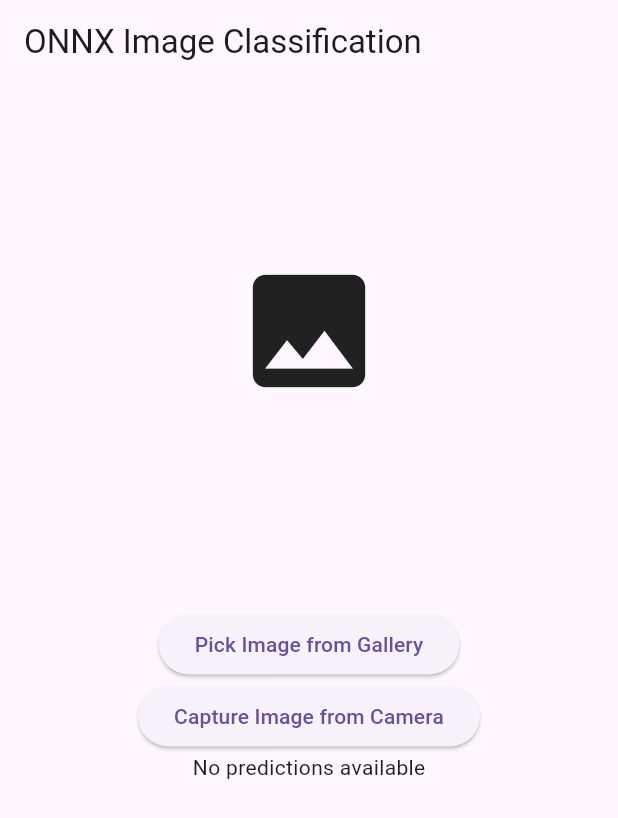
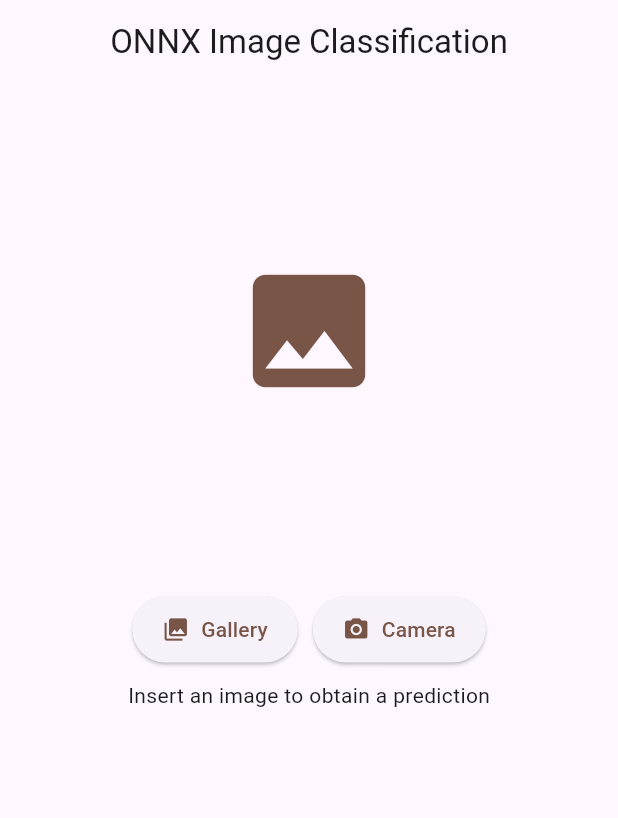
Before and after one commit to RZDoesDeploys/ONNX-Flutter-Inference, a Flutter app: the screen it shows after launch, on a phone screen of 412 x 824 dp. Shown: the top 818 px of the screen. Run offline on Flutter 3.47's test engine with Material 3 defaults, Android fonts, the phone set to English and light mode, and no system bars; our stand-ins replace image_picker; missing offline and left inert: onnxruntime.

Commit message:
minor design tweeks

```diff
--- a/lib/main.dart
+++ b/lib/main.dart
@@ -7,7 +7,7 @@ import 'package:flutter/services.dart';
 import 'package:image_picker/image_picker.dart';
 import 'dart:io';
 import 'package:image/image.dart' as img;
-import 'dart:collection'; // For PriorityQueue
+import 'dart:collection';
 
 void main() {
   runApp(MyApp());
@@ -20,6 +20,7 @@ class MyApp extends StatelessWidget {
       title: 'ONNX Image Classification',
       theme: ThemeData(
         primarySwatch: Colors.blue,
+        primaryColor: Colors.brown
       ),
       home: ImageClassificationPage(),
     );
@@ -47,7 +48,7 @@ class _ImageClassificationPageState extends State<ImageClassificationPage> {
 
   // Load the ONNX model from the assets folder
   Future<void> _loadModel() async {
-    // try {
+    try {
       OrtEnv.instance.init();
       final sessionOptions = OrtSessionOptions();
       const assetFileName = 'assets/mobile.onnx';
@@ -56,9 +57,9 @@ class _ImageClassificationPageState extends State<ImageClassificationPage> {
 
       _session = OrtSession.fromBuffer(bytes, sessionOptions);
       print('ONNX Model loaded successfully');
-    // } catch (e) {
-    //   print("Error loading model: $e");
-    // }
+    } catch (e) {
+      print("Error loading model: $e");
+    }
   }
 
   // Pick image from gallery or camera
@@ -73,15 +74,12 @@ class _ImageClassificationPageState extends State<ImageClassificationPage> {
   }
 
 Float32List _preprocessImage(File imageFile) {
-    // Read the image from the file as bytes
+    // Read image and resize
     final Uint8List imageBytes = imageFile.readAsBytesSync();
-
-    // Decode the image
     img.Image? image = img.decodeImage(imageBytes);
-
-    // Resize the image to 224x224
     img.Image resizedImage = img.copyResize(image!, width: 224, height: 224);
 
+    // Fomat image bytes to list to later reshape correctly to tensor
     const int channels = 3;
     final floatList = Float32List(resizedImage.width * resizedImage.height * channels);
     for (int x = 0; x < resizedImage.width; x++) {
@@ -92,7 +90,6 @@ Float32List _preprocessImage(File imageFile) {
           }
         }
       }
-
     return floatList;
   }
 
@@ -122,8 +119,6 @@ Float32List _preprocessImage(File imageFile) {
     }
     return [];
   }
-
-
 
   // Run inference on the selected image
   Future<void> _runInference(File imageFile) async {
@@ -167,6 +162,7 @@ Float32List _preprocessImage(File imageFile) {
     return Scaffold(
       appBar: AppBar(
         title: const Text('ONNX Image Classification'),
+        centerTitle: true,
       ),
       body: Center(
         child: Column(
@@ -176,28 +172,50 @@ Float32List _preprocessImage(File imageFile) {
                 height: MediaQuery.of(context).size.height * 0.4,
                 width: MediaQuery.of(context).size.width,
                 child: _imageFile == null
-                          ? const Icon(Icons.image, size: 100)
+                          ? IconButton(icon: Icon(
+                                          Icons.image,
+                                          size: 100,
+                                          color: Theme.of(context).primaryColor,
+                                        ),
+                                      color: Theme.of(context).primaryColor,
+                                      onPressed: () => _pickImage(ImageSource.gallery),)
                           : Image.file(
                               _imageFile!,
                               fit: BoxFit.cover,
                             ),
               ),
-            const SizedBox(height: 20),
-            ElevatedButton(
-              onPressed: () => _pickImage(ImageSource.gallery),
-              child: const Text('Pick Image from Gallery'),
+              const SizedBox(height: 10),
+              Row(
+                mainAxisAlignment: MainAxisAlignment.center,
+                children: [
+                  ElevatedButton.icon(
+                    onPressed: () => _pickImage(ImageSource.gallery),
+                    icon: const Icon(Icons.photo_library),
+                    label: const Text('Gallery'),
+                    style: ElevatedButton.styleFrom(
+                      padding: const EdgeInsets.symmetric(horizontal: 20, vertical: 12),
+                      foregroundColor: Theme.of(context).primaryColor
+                    ),
+                  ),
+                  const SizedBox(width: 10),
+                  ElevatedButton.icon(
+                    onPressed: () => _pickImage(ImageSource.camera),
+                    icon: const Icon(Icons.camera_alt),
+                    label: const Text('Camera'),
+                    style: ElevatedButton.styleFrom(
+                      padding: const EdgeInsets.symmetric(horizontal: 20, vertical: 12),
+                      foregroundColor: Theme.of(context).primaryColor
+                    ),
+                  ),
+                ],
             ),
-            ElevatedButton(
-              onPressed: () => _pickImage(ImageSource.camera),
-              child: const Text('Capture Image from Camera'),
-            ),
+            const SizedBox(height: 10),
             ValueListenableBuilder<List<OutputResult>>(
               valueListenable: predictions,
               builder: (context, predictionList, _) {
                 if (predictionList.isEmpty) {
-                  return const Center(child: Text('No predictions available'));
+                  return const Center(child: Text('Insert an image to obtain a prediction'));
                 }
-
               return Column(
                 crossAxisAlignment: CrossAxisAlignment.start,
                 children: [
@@ -220,7 +238,7 @@ Float32List _preprocessImage(File imageFile) {
                                   value: prediction.confidence,
                                   minHeight: 20.0,
                                   backgroundColor: Colors.black38,
-                                  valueColor: const AlwaysStoppedAnimation<Color>(Colors.blue),
+                                  valueColor: AlwaysStoppedAnimation<Color>(Theme.of(context).primaryColor),
                                 ),
                                 Center(
                                   child: Text(
--- a/pubspec.yaml
+++ b/pubspec.yaml
@@ -63,7 +63,6 @@ flutter:
   # the material Icons class.
   uses-material-design: true
   assets:
-    - assets/images/bar.jpg
     - assets/mobile.onnx
 
   # To add assets to your application, add an assets section, like this:
```
Also changed, not shown: assets/example.jpeg (deleted), assets/example.png (added), assets/images/bar.jpg (deleted), 1 other file.
